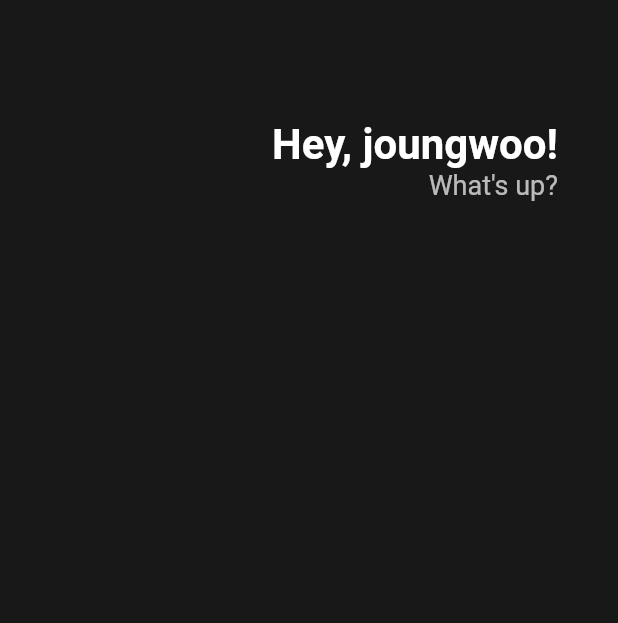
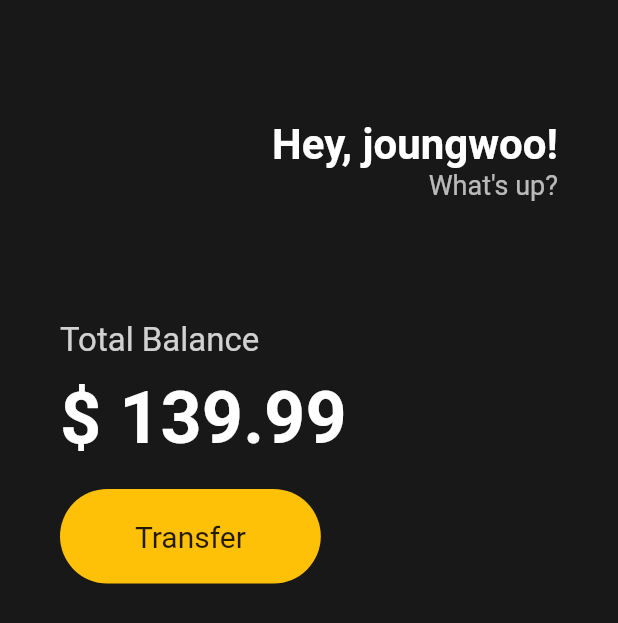
Before and after one commit to ljw8124/flutter-ex, a Flutter app: the screen it shows after launch, on a phone screen of 412 x 824 dp. Shown: the top 623 px of the screen. Run offline on Flutter 3.47's test engine with Material 2 defaults, Android fonts, the phone set to English and light mode, and no system bars.

Commit message:
Container 추가

```diff
--- a/flutter_ex01/lib/main.dart
+++ b/flutter_ex01/lib/main.dart
@@ -24,6 +24,7 @@ class App extends StatelessWidget {
         body: Padding(
           padding: EdgeInsets.symmetric(horizontal: 40),
           child: Column(
+            crossAxisAlignment: CrossAxisAlignment.start,
             children: [
               SizedBox(
                 height: 80,
@@ -48,14 +49,55 @@ class App extends StatelessWidget {
                           color: Colors.white.withOpacity(0.7),
                           fontSize: 18,
                         ),
-                        )
-                      ],
-                    )
+                      ),
                     ],
                   ),
                 ],
               ),
-          )),
+              SizedBox(
+                height: 80,
+              ),
+              Text(
+                'Total Balance',
+                style: TextStyle(
+                  color: Colors.white.withOpacity(0.8),
+                  fontSize: 22,
+                ),
+              ),
+              SizedBox(
+                height: 10,
+              ),
+              Text(
+                "\$ 139.99",
+                style: TextStyle(
+                    color: Colors.white,
+                    fontSize: 48,
+                    fontWeight: FontWeight.w600),
+              ),
+              SizedBox(
+                height: 20,
+              ),
+              Row(
+                children: [
+                  Container(
+                    decoration: BoxDecoration(
+                        color: Colors.amber,
+                        borderRadius: BorderRadius.circular(100)),
+                    child: Padding(
+                      padding:
+                          EdgeInsets.symmetric(vertical: 20, horizontal: 50),
+                      child: Text(
+                        'Transfer',
+                        style: TextStyle(fontSize: 20),
+                      ),
+                    ),
+                  ),
+                ],
+              ),
+            ],
+          ),
+        ),
+      ),
     );
   }
 }
```
Lines whose indentation alone changed are shown as unchanged.
